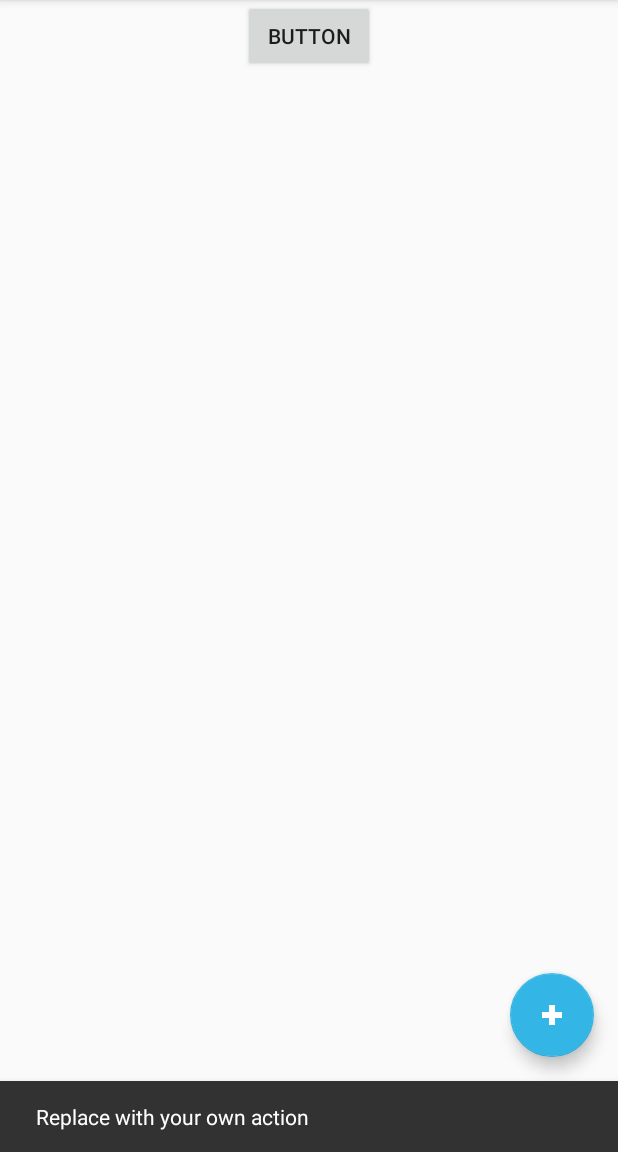
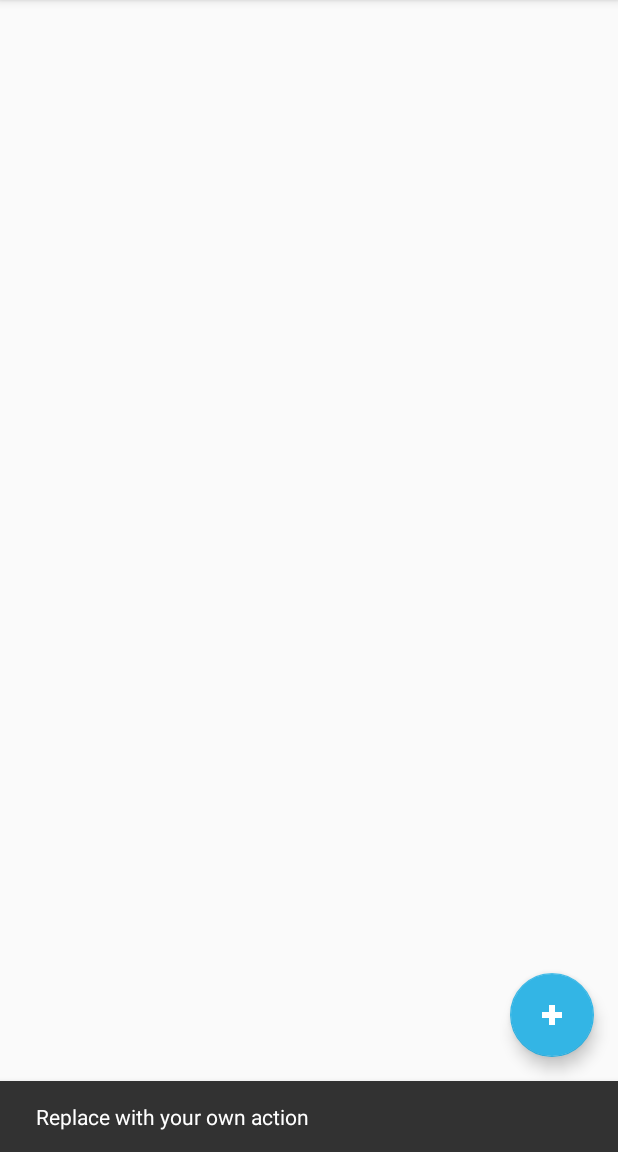
Before and after one commit to kyaw-frobom/Reminder, an Android app: the screen it shows after launch (MainActivity), after a tap on an icon or button, on a phone screen of 412 x 824 dp, the part 84-1236 px from its top. Run offline under Robolectric (Android 15) with nearby library versions, the phone set to English and light mode, and no system bars.

Commit message:
fix conflict

```diff
--- a/app/src/main/res/layout/activity_main.xml
+++ b/app/src/main/res/layout/activity_main.xml
@@ -33,14 +33,4 @@
         app:rippleColor="@android:color/background_light"
         app:srcCompat="@drawable/plus" />
 
-    <Button
-        android:id="@+id/button"
-        android:layout_width="wrap_content"
-        android:layout_height="wrap_content"
-        android:layout_gravity="bottom|center_horizontal"
-        android:text="Button"
-        app:layout_anchor="@+id/include"
-        app:layout_anchorGravity="top|center_horizontal"
-        tools:ignore="HardcodedText" />
-
 </android.support.design.widget.CoordinatorLayout>
```
